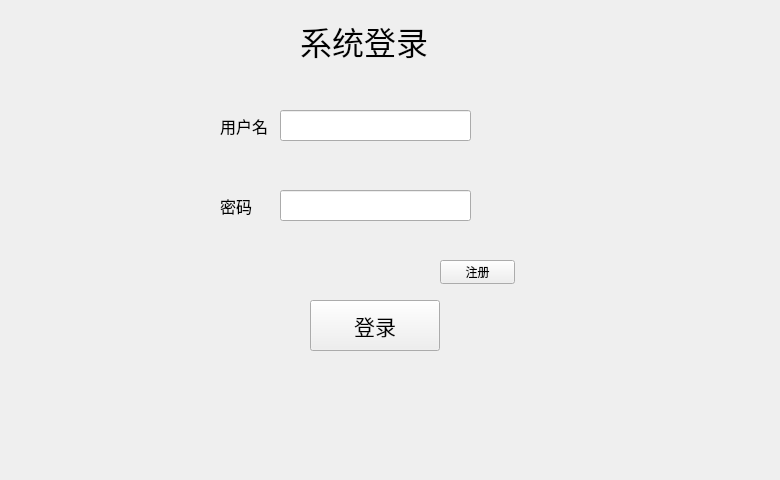
Qt form login.ui (vaca22/pyqt_listview) before a commit.
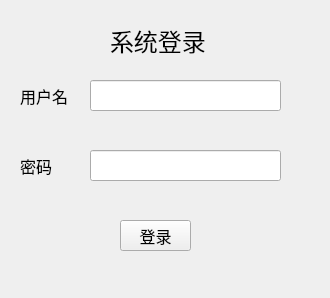
The same form after that commit.

Diff of the .ui file:
```diff
--- a/login.ui
+++ b/login.ui
@@ -6,8 +6,8 @@
    <rect>
     <x>0</x>
     <y>0</y>
-    <width>780</width>
-    <height>480</height>
+    <width>330</width>
+    <height>298</height>
    </rect>
   </property>
   <property name="windowTitle">
@@ -16,15 +16,15 @@
   <widget class="QPushButton" name="pushButton">
    <property name="geometry">
     <rect>
-     <x>310</x>
-     <y>300</y>
-     <width>130</width>
-     <height>51</height>
+     <x>120</x>
+     <y>220</y>
+     <width>71</width>
+     <height>31</height>
     </rect>
    </property>
    <property name="font">
     <font>
-     <pointsize>16</pointsize>
+     <pointsize>12</pointsize>
     </font>
    </property>
    <property name="text">
@@ -34,8 +34,8 @@
   <widget class="QLabel" name="username_lb">
    <property name="geometry">
     <rect>
-     <x>220</x>
-     <y>110</y>
+     <x>20</x>
+     <y>80</y>
      <width>71</width>
      <height>31</height>
     </rect>
@@ -52,8 +52,8 @@
   <widget class="QLabel" name="password_lb">
    <property name="geometry">
     <rect>
-     <x>220</x>
-     <y>190</y>
+     <x>20</x>
+     <y>150</y>
      <width>71</width>
      <height>31</height>
     </rect>
@@ -70,8 +70,8 @@
   <widget class="QLineEdit" name="username_et">
    <property name="geometry">
     <rect>
-     <x>280</x>
-     <y>110</y>
+     <x>90</x>
+     <y>80</y>
      <width>191</width>
      <height>31</height>
     </rect>
@@ -80,8 +80,8 @@
   <widget class="QLineEdit" name="password_et">
    <property name="geometry">
     <rect>
-     <x>280</x>
-     <y>190</y>
+     <x>90</x>
+     <y>150</y>
      <width>191</width>
      <height>31</height>
     </rect>
@@ -93,7 +93,7 @@
   <widget class="QLabel" name="title_lb">
    <property name="geometry">
     <rect>
-     <x>300</x>
+     <x>110</x>
      <y>10</y>
      <width>201</width>
      <height>61</height>
@@ -101,7 +101,7 @@
    </property>
    <property name="font">
     <font>
-     <pointsize>24</pointsize>
+     <pointsize>18</pointsize>
     </font>
    </property>
    <property name="text">
@@ -111,19 +111,6 @@
     <enum>Qt::AutoText</enum>
    </property>
   </widget>
-  <widget class="QPushButton" name="register_bt">
-   <property name="geometry">
-    <rect>
-     <x>440</x>
-     <y>260</y>
-     <width>75</width>
-     <height>24</height>
-    </rect>
-   </property>
-   <property name="text">
-    <string>注册</string>
-   </property>
-  </widget>
  </widget>
  <resources/>
  <connections/>
```
